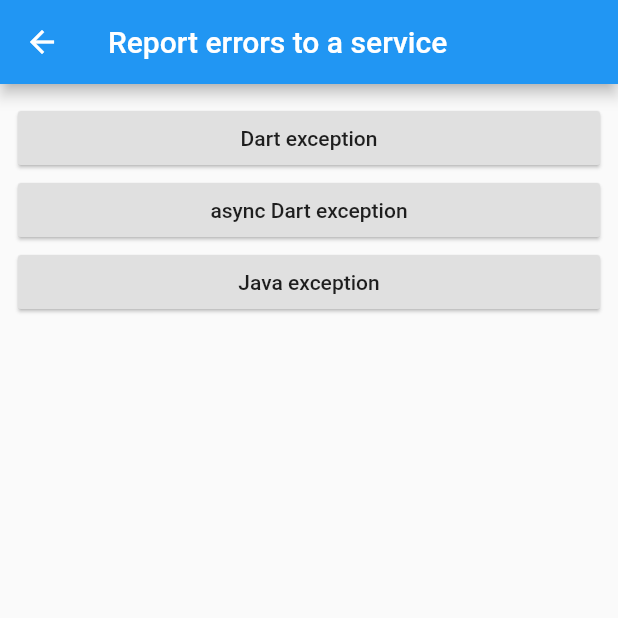
After one commit to xrr2016/flutter-cookbook, a Flutter app: the MaintenancePage screen opened directly, after a tap on "Report errors to a service", on a phone screen of 412 x 824 dp, the top half of it. The commit adds this screen. Run offline on Flutter 3.47's test engine with Material 2 defaults, Android fonts, the phone set to English and light mode, and no system bars; our stand-ins replace cached_network_image, sentry, transparent_image; Roboto replaces fonts that are missing (Montserrat).

Commit message:
feat: report errors page

```diff
--- /dev/null
+++ b/lib/maintenance/maintenance_page.dart
@@ -0,0 +1,27 @@
+import 'package:flutter/material.dart';
+import 'package:flutter_cookbook/maintenance/report_page.dart';
+
+class MaintenancePage extends StatelessWidget {
+  @override
+  Widget build(BuildContext context) {
+    return Scaffold(
+      appBar: AppBar(
+        title: Text('Maintenance'),
+      ),
+      body: ListView(
+        children: <Widget>[
+          ListTile(
+            title: Text('Report errors to a service'),
+            onTap: () {
+              Navigator.push(
+                  context,
+                  MaterialPageRoute(
+                    builder: (context) => ReportPage(),
+                  ));
+            },
+          )
+        ],
+      ),
+    );
+  }
+}
--- /dev/null
+++ b/lib/maintenance/report_page.dart
@@ -0,0 +1,101 @@
+import 'dart:async';
+
+import 'package:flutter/material.dart';
+import 'package:flutter/services.dart';
+import 'package:flutter_cookbook/main.dart';
+import 'package:sentry/sentry.dart';
+
+final SentryClient _sentry = SentryClient(
+    dsn:
+        "https://dcac69f7d88c4f1684e146e4b705a1b6:8ee831af57304074aecb787a28abcf63@sentry.io/1495143");
+
+bool get isInDebugMode {
+  bool inDebugMode = false;
+  assert(inDebugMode = true);
+  return inDebugMode;
+}
+
+Future<Null> _reportError(dynamic error, dynamic stackTrace) async {
+  print('Caught error: $error');
+
+  // if (isInDebugMode) {
+  //   print(stackTrace);
+  //   print('In dev mode. Not sending report to Sentry.io.');
+  //   return;
+  // }
+
+  print('Reporting to Sentry.io...');
+
+  final SentryResponse response = await _sentry.captureException(
+    exception: error,
+    stackTrace: stackTrace,
+  );
+
+  if (response.isSuccessful) {
+    print('Success! Event ID: ${response.eventId}');
+  } else {
+    print('Failed to report to Sentry.io: ${response.error}');
+  }
+}
+
+Future<Null> main() async {
+  FlutterError.onError = (FlutterErrorDetails details) async {
+    if (isInDebugMode) {
+      FlutterError.dumpErrorToConsole(details);
+    } else {
+      Zone.current.handleUncaughtError(details.exception, details.stack);
+    }
+  };
+
+  runZoned<Future<Null>>(() async {
+    runApp(MyApp());
+  }, onError: (error, stackTrace) async {
+    await _reportError(error, stackTrace);
+  });
+}
+
+class ReportPage extends StatelessWidget {
+  @override
+  Widget build(BuildContext context) {
+    return Scaffold(
+      appBar: AppBar(
+        title: Text('Report errors to a service'),
+      ),
+      body: ListView(
+        padding: EdgeInsets.symmetric(horizontal: 12, vertical: 12),
+        children: <Widget>[
+          new RaisedButton(
+            child: new Text('Dart exception'),
+            elevation: 1.0,
+            onPressed: () {
+              throw new StateError('This is a Dart exception.');
+            },
+          ),
+          new RaisedButton(
+            child: new Text('async Dart exception'),
+            elevation: 1.0,
+            onPressed: () async {
+              foo() async {
+                throw new StateError('This is an async Dart exception.');
+              }
+
+              bar() async {
+                await foo();
+              }
+
+              await bar();
+            },
+          ),
+          new RaisedButton(
+            child: new Text('Java exception'),
+            elevation: 1.0,
+            onPressed: () async {
+              final channel = const MethodChannel('crashy-custom-channel');
+              await channel.invokeMethod('blah');
+            },
+          ),
+        ],
+      ),
+    );
+  }
+}
--- a/pubspec.yaml
+++ b/pubspec.yaml
@@ -27,6 +27,7 @@ dependencies:
     path: packages/awesome_package
   transparent_image:
   cached_network_image:
+  sentry:
 
 dev_dependencies:
   flutter_test:
```
Also changed, not shown: lib/cookbooks.dart (+14 -0 lines), pubspec.lock.
